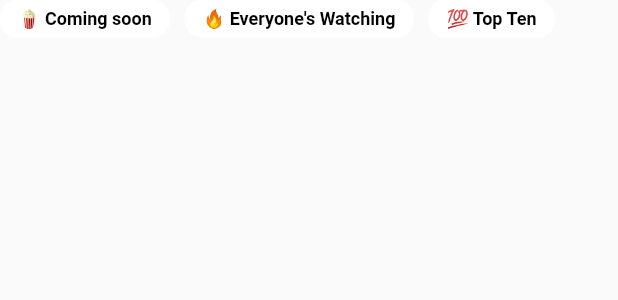
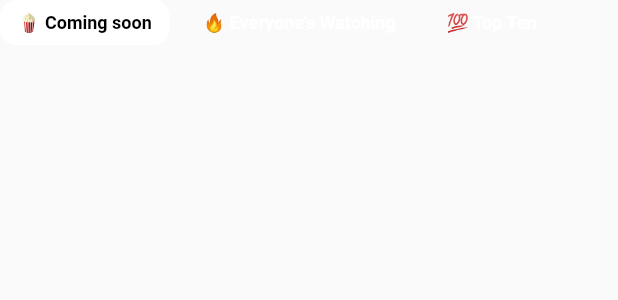
Before and after one commit to sirfoch/Netflix-Clone, a Flutter app: the NewAndHotOptionsWidget widget shown alone on an empty page, opened directly, on a phone screen of 412 x 824 dp. Shown: the top 300 px of the screen. Run offline on Flutter 3.47's test engine with Material 2 defaults, Android fonts, the phone set to English and light mode, and no system bars; our stand-ins replace font_awesome_flutter, iconly; network calls fail.

Commit message:
all pages built

```diff
--- a/lib/main.dart
+++ b/lib/main.dart
@@ -1,8 +1,4 @@
 import 'package:flutter/material.dart';
-import 'package:netflix_clone/pages/download_screen.dart';
-import 'package:netflix_clone/pages/movies.dart';
-import 'package:netflix_clone/pages/new_and_hot_screen.dart';
-import 'package:netflix_clone/pages/search_screen.dart';
 import 'package:netflix_clone/pages/userspage.dart';
 
 void main() {
--- a/lib/pages/new_and_hot_screen.dart
+++ b/lib/pages/new_and_hot_screen.dart
@@ -33,7 +33,7 @@ class _NewAndHotScreenState extends State<NewAndHotScreen> {
               ],
             ),
           ),
-          NewAndHotOptionsWidget(),
+          const NewAndHotOptionsWidget(),
         ],
       ),
     );
--- a/lib/pages/search_screen.dart
+++ b/lib/pages/search_screen.dart
@@ -16,9 +16,10 @@ class _SearchScreenState extends State<SearchScreen> {
 
   String searchQuery = "";
 
+  //this function captures what is typed into the textfield
   onChange(String data){
     setState(() {
-      searchQuery= data;
+      searchQuery = data;
     });
 
   }
--- a/lib/widgets/new_and_hot_widgets/new_and_hot_line.dart
+++ b/lib/widgets/new_and_hot_widgets/new_and_hot_line.dart
@@ -11,14 +11,19 @@ class NewAndHotOptionsWidget extends StatefulWidget {
 
 class _NewAndHotOptionsWidgetState extends State<NewAndHotOptionsWidget> {
 
+  final BoxDecoration _decorationProp = BoxDecoration(
+    color: Colors.white,
+    borderRadius: BorderRadius.circular(11),
+  );
 
-  // toggleTap (current){
-  //
-  //   setState(() {
-  //     currentClick = current;
-  //   });
-  // }
+ String currentClick = 'comingSoon';
 
+  toggleTap (current){
+
+    setState(() {
+      currentClick = current;
+    });
+  }
 
   @override
   Widget build(BuildContext context) {
@@ -28,21 +33,48 @@ class _NewAndHotOptionsWidgetState extends State<NewAndHotOptionsWidget> {
         child: SingleChildScrollView(
           scrollDirection: Axis.horizontal,
           child: Row(
-            children: const [
-              NHOptions(
-                text: '🍿 Coming soon',
+            children: [
+              InkWell(
+                onTap: (){
+                  setState(() {
+                    toggleTap('comingSoon');
+                  });
+                },
+                child: NHOptions(
+                  decoration: currentClick=='comingSoon'?_decorationProp:null,
+                  color: currentClick=='comingSoon'?Colors.black:Colors.white,
+                  text: '🍿 Coming soon',
+                ),
               ),
               SizedBox(
                 width: 10,
               ),
-              NHOptions(
-                text: '🔥 Everyone\'s Watching',
+              InkWell(
+                onTap: (){
+                  setState(() {
+                    toggleTap('everyone');
+                  });
+                },
+                child: NHOptions(
+                  decoration: currentClick=='everyone'?_decorationProp:null,
+                  color: currentClick=='everyone'?Colors.black:Colors.white,
+                  text: '🔥 Everyone\'s Watching',
+                ),
               ),
               SizedBox(
                 width: 10,
               ),
-              NHOptions(
-                text: '💯 Top Ten',
+              InkWell(
+                onTap: (){
+                  setState(() {
+                    toggleTap('topTen');
+                  });
+                },
+                child: NHOptions(
+                  decoration: currentClick=='topTen'?_decorationProp:null,
+                  color: currentClick=='topTen'?Colors.black:Colors.white,
+                  text: '💯 Top Ten',
+                ),
               ),
             ],
           ),
--- a/lib/widgets/new_and_hot_widgets/new_and_hot_options.dart
+++ b/lib/widgets/new_and_hot_widgets/new_and_hot_options.dart
@@ -5,16 +5,15 @@ import '../textWidget.dart';
 class NHOptions extends StatelessWidget {
   final String text;
   final Function? onpressed;
-  const NHOptions({Key? key, required this.text, this.onpressed}) : super(key: key);
+  final BoxDecoration? decoration;
+  final Color color;
+  const NHOptions({Key? key, required this.text, this.onpressed, this.decoration, required this.color}) : super(key: key);
 
   @override
   Widget build(BuildContext context) {
     return Container(
-      height: 25,
-      decoration: BoxDecoration(
-        color: Colors.white,
-        borderRadius: BorderRadius.circular(11),
-      ),
+      height: 30,
+      decoration: decoration,
       child: Center(
         child: Padding(
           padding: const EdgeInsets.symmetric(vertical: 2.0, horizontal: 12),
@@ -22,7 +21,7 @@ class NHOptions extends StatelessWidget {
             children: [
               DescriptionText(
                 text: text,
-                color: Colors.black,
+                color: color,
                 fontSize: 12,
                 fontWeight: FontWeight.bold,
               ),
--- a/lib/widgets/search_screen_widget/text_field_widget.dart
+++ b/lib/widgets/search_screen_widget/text_field_widget.dart
@@ -20,7 +20,7 @@ class _TextFieldWidgetState extends State<TextFieldWidget> {
         showCursor: true,
         style: const TextStyle(color: Colors.white, fontSize: 13),
         textAlign: TextAlign.start,
-        onChanged: (data)=>{
+        onChanged: (data) =>{
           widget.onchange(data)
         },
         decoration: InputDecoration(
```
Also changed, not shown: lib/data/data.dart (+11 -9 lines).
